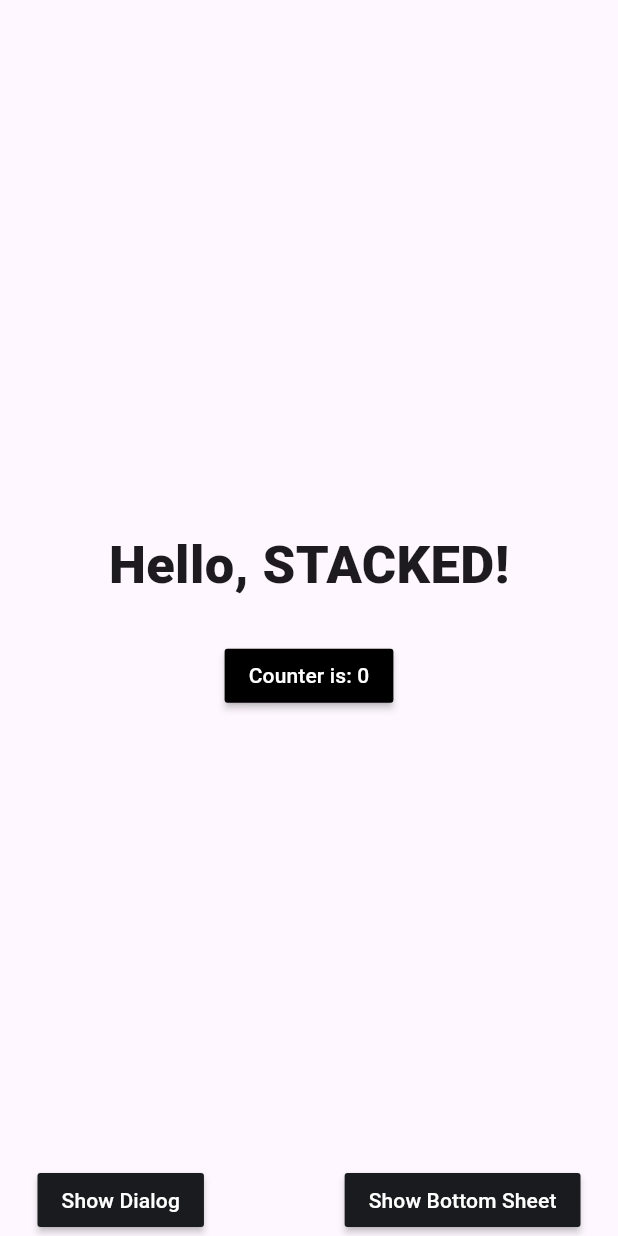
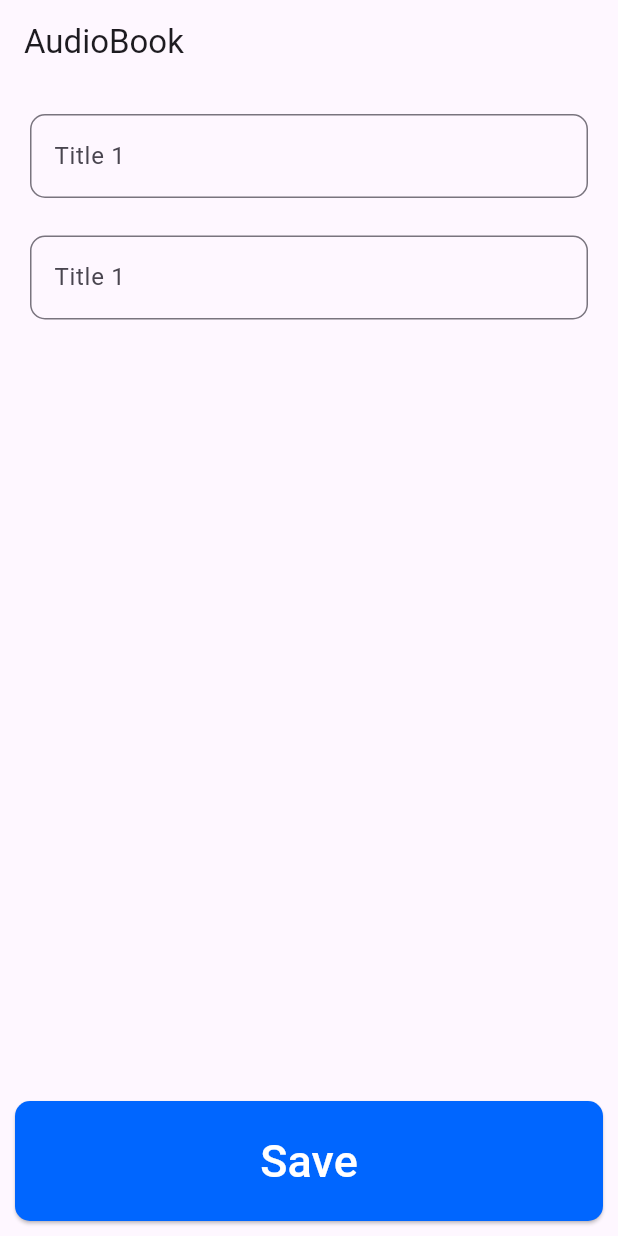
Before and after one commit to bhojrajmishra/AudioTool-App, a Flutter app: the screen it shows after launch, on a phone screen of 412 x 824 dp. Run offline on Flutter 3.47's test engine with Material 3 defaults, Android fonts, the light colour scheme and no system bars; our stand-ins replace stacked, stacked_services, stacked_shared.

Commit message:
feat: add textfield and add button

```diff
--- a/lib/app/app.dart
+++ b/lib/app/app.dart
@@ -1,16 +1,16 @@
 import 'package:audiobook_record/ui/bottom_sheets/notice/notice_sheet.dart';
 import 'package:audiobook_record/ui/dialogs/info_alert/info_alert_dialog.dart';
-import 'package:audiobook_record/ui/views/home/home_view.dart';
 import 'package:audiobook_record/ui/views/startup/startup_view.dart';
 import 'package:stacked/stacked_annotations.dart';
 import 'package:stacked_services/stacked_services.dart';
+import 'package:audiobook_record/ui/views/home/home_view.dart';
 // @stacked-import
 
 @StackedApp(
   routes: [
+    MaterialRoute(page: StartupView),
     MaterialRoute(page: HomeView),
-    MaterialRoute(page: StartupView),
-    // @stacked-route
+// @stacked-route
   ],
   dependencies: [
     LazySingleton(classType: BottomSheetService),
--- a/lib/app/app.router.dart
+++ b/lib/app/app.router.dart
@@ -5,46 +5,46 @@
 // **************************************************************************
 
 // ignore_for_file: no_leading_underscores_for_library_prefixes
-import 'package:audiobook_record/ui/views/home/home_view.dart' as _i2;
-import 'package:audiobook_record/ui/views/startup/startup_view.dart' as _i3;
+import 'package:audiobook_record/ui/views/home/home_view.dart' as _i3;
+import 'package:audiobook_record/ui/views/startup/startup_view.dart' as _i2;
 import 'package:flutter/material.dart' as _i4;
 import 'package:flutter/material.dart';
 import 'package:stacked/stacked.dart' as _i1;
 import 'package:stacked_services/stacked_services.dart' as _i5;
 
 class Routes {
+  static const startupView = '/startup-view';
+
   static const homeView = '/home-view';
 
-  static const startupView = '/startup-view';
-
   static const all = <String>{
+    startupView,
     homeView,
-    startupView,
   };
 }
 
 class StackedRouter extends _i1.RouterBase {
   final _routes = <_i1.RouteDef>[
     _i1.RouteDef(
-      Routes.homeView,
-      page: _i2.HomeView,
+      Routes.startupView,
+      page: _i2.StartupView,
     ),
     _i1.RouteDef(
-      Routes.startupView,
-      page: _i3.StartupView,
+      Routes.homeView,
+      page: _i3.HomeView,
     ),
   ];
 
   final _pagesMap = <Type, _i1.StackedRouteFactory>{
-    _i2.HomeView: (data) {
+    _i2.StartupView: (data) {
       return _i4.MaterialPageRoute<dynamic>(
-        builder: (context) => const _i2.HomeView(),
+        builder: (context) => const _i2.StartupView(),
         settings: data,
       );
     },
-    _i3.StartupView: (data) {
+    _i3.HomeView: (data) {
       return _i4.MaterialPageRoute<dynamic>(
-        builder: (context) => const _i3.StartupView(),
+        builder: (context) => const _i3.HomeView(),
         settings: data,
       );
     },
@@ -58,6 +58,20 @@ class StackedRouter extends _i1.RouterBase {
 }
 
 extension NavigatorStateExtension on _i5.NavigationService {
+  Future<dynamic> navigateToStartupView([
+    int? routerId,
+    bool preventDuplicates = true,
+    Map<String, String>? parameters,
+    Widget Function(BuildContext, Animation<double>, Animation<double>, Widget)?
+        transition,
+  ]) async {
+    return navigateTo<dynamic>(Routes.startupView,
+        id: routerId,
+        preventDuplicates: preventDuplicates,
+        parameters: parameters,
+        transition: transition);
+  }
+
   Future<dynamic> navigateToHomeView([
     int? routerId,
     bool preventDuplicates = true,
@@ -72,14 +86,14 @@ extension NavigatorStateExtension on _i5.NavigationService {
         transition: transition);
   }
 
-  Future<dynamic> navigateToStartupView([
+  Future<dynamic> replaceWithStartupView([
     int? routerId,
     bool preventDuplicates = true,
     Map<String, String>? parameters,
     Widget Function(BuildContext, Animation<double>, Animation<double>, Widget)?
         transition,
   ]) async {
-    return navigateTo<dynamic>(Routes.startupView,
+    return replaceWith<dynamic>(Routes.startupView,
         id: routerId,
         preventDuplicates: preventDuplicates,
         parameters: parameters,
@@ -99,18 +113,4 @@ extension NavigatorStateExtension on _i5.NavigationService {
         parameters: parameters,
         transition: transition);
   }
-
-  Future<dynamic> replaceWithStartupView([
-    int? routerId,
-    bool preventDuplicates = true,
-    Map<String, String>? parameters,
-    Widget Function(BuildContext, Animation<double>, Animation<double>, Widget)?
-        transition,
-  ]) async {
-    return replaceWith<dynamic>(Routes.startupView,
-        id: routerId,
-        preventDuplicates: preventDuplicates,
-        parameters: parameters,
-        transition: transition);
-  }
 }
--- /dev/null
+++ b/lib/base/utils/helpers.dart
@@ -0,0 +1,11 @@
+import 'package:flutter/material.dart';
+
+class Helpers {
+  static getScreenWidth(BuildContext context) {
+    return MediaQuery.of(context).size.width;
+  }
+
+  static getScreenHeight(BuildContext context) {
+    return MediaQuery.of(context).size.height;
+  }
+}
--- a/lib/ui/common/app_colors.dart
+++ b/lib/ui/common/app_colors.dart
@@ -1,6 +1,8 @@
 import 'package:flutter/material.dart';
 
-const Color kcPrimaryColor = Color(0xFF9600FF);
+const Color kcPrimaryColor = Color(0xff0066FF);
+const Color kcPrimaryTextColor = Color.fromARGB(255, 13, 13, 13);
+
 const Color kcPrimaryColorDark = Color(0xFF300151);
 const Color kcDarkGreyColor = Color(0xFF1A1B1E);
 const Color kcMediumGrey = Color(0xFF474A54);
--- a/lib/ui/views/home/home_view.dart
+++ b/lib/ui/views/home/home_view.dart
@@ -1,10 +1,16 @@
+import 'package:audiobook_record/ui/common/ui_helpers.dart';
+import 'package:audiobook_record/widget/primary_button.dart';
+import 'package:audiobook_record/widget/primary_text_field.dart';
 import 'package:flutter/material.dart';
 import 'package:stacked/stacked.dart';
-import 'package:audiobook_record/ui/common/app_colors.dart';
-import 'package:audiobook_record/ui/common/ui_helpers.dart';
+import 'package:stacked/stacked_annotations.dart';
 
 import 'home_viewmodel.dart';
 
+@FormView(fields: [
+  FormTextField(name: 'title1'),
+  FormTextField(name: 'title2'),
+])
 class HomeView extends StackedView<HomeViewModel> {
   const HomeView({Key? key}) : super(key: key);
 
@@ -15,66 +21,34 @@ class HomeView extends StackedView<HomeViewModel> {
     Widget? child,
   ) {
     return Scaffold(
-      body: SafeArea(
-        child: Padding(
-          padding: const EdgeInsets.symmetric(horizontal: 25.0),
-          child: Center(
+        backgroundColor: Theme.of(context).colorScheme.surface,
+        body: Scaffold(
+          appBar: AppBar(
+            title: const Text("AudioBook"),
+          ),
+          body: const Padding(
+            padding: EdgeInsets.all(20.0),
+            child: SingleChildScrollView(
+              /// TextField
               child: Column(
-              mainAxisSize: MainAxisSize.max,
-              mainAxisAlignment: MainAxisAlignment.spaceBetween,
                 children: [
-                verticalSpaceLarge,
-                Column(
-                  children: [
-                    const Text(
-                      'Hello, STACKED!',
-                      style: TextStyle(
-                        fontSize: 35,
-                        fontWeight: FontWeight.w900,
-                      ),
-                    ),
+                  PrimaryTextField(),
                   verticalSpaceMedium,
-                    MaterialButton(
-                      color: Colors.black,
-                      onPressed: viewModel.incrementCounter,
-                      child: Text(
-                        viewModel.counterLabel,
-                        style: const TextStyle(color: Colors.white),
-                      ),
-                    ),
-                  ],
-                ),
-                Row(
-                  mainAxisAlignment: MainAxisAlignment.spaceBetween,
-                  children: [
-                    MaterialButton(
-                      color: kcDarkGreyColor,
-                      onPressed: viewModel.showDialog,
-                      child: const Text(
-                        'Show Dialog',
-                        style: TextStyle(
-                          color: Colors.white,
-                        ),
-                      ),
-                    ),
-                    MaterialButton(
-                      color: kcDarkGreyColor,
-                      onPressed: viewModel.showBottomSheet,
-                      child: const Text(
-                        'Show Bottom Sheet',
-                        style: TextStyle(
-                          color: Colors.white,
-                        ),
-                      ),
-                    ),
-                  ],
-                )
+                  PrimaryTextField(),
                 ],
               ),
             ),
           ),
+
+          /// Button
+          bottomNavigationBar: const SizedBox(
+            height: 100,
+            child: Padding(
+              padding: EdgeInsets.all(10.0),
+              child: PrimaryButton(),
             ),
-    );
+          ),
+        ));
   }
 
   @override
--- a/lib/ui/views/home/home_viewmodel.dart
+++ b/lib/ui/views/home/home_viewmodel.dart
@@ -1,36 +1,3 @@
-import 'package:audiobook_record/app/app.bottomsheets.dart';
-import 'package:audiobook_record/app/app.dialogs.dart';
-import 'package:audiobook_record/app/app.locator.dart';
-import 'package:audiobook_record/ui/common/app_strings.dart';
 import 'package:stacked/stacked.dart';
-import 'package:stacked_services/stacked_services.dart';
 
-class HomeViewModel extends BaseViewModel {
-  final _dialogService = locator<DialogService>();
-  final _bottomSheetService = locator<BottomSheetService>();
-
-  String get counterLabel => 'Counter is: $_counter';
-
-  int _counter = 0;
-
-  void incrementCounter() {
-    _counter++;
-    rebuildUi();
-  }
-
-  void showDialog() {
-    _dialogService.showCustomDialog(
-      variant: DialogType.infoAlert,
-      title: 'Stacked Rocks!',
-      description: 'Give stacked $_counter stars on Github',
-    );
-  }
-
-  void showBottomSheet() {
-    _bottomSheetService.showCustomSheet(
-      variant: BottomSheetType.notice,
-      title: ksHomeBottomSheetTitle,
-      description: ksHomeBottomSheetDescription,
-    );
-  }
-}
+class HomeViewModel extends BaseViewModel {}
--- a/lib/ui/views/startup/startup_viewmodel.dart
+++ b/lib/ui/views/startup/startup_viewmodel.dart
@@ -8,7 +8,7 @@ class StartupViewModel extends BaseViewModel {
 
   // Place anything here that needs to happen before we get into the application
   Future runStartupLogic() async {
-    await Future.delayed(const Duration(seconds: 3));
+    await Future.delayed(const Duration(milliseconds: 200));
 
     // This is where you can make decisions on where your app should navigate when
     // you have custom startup logic
--- /dev/null
+++ b/lib/widget/primary_button.dart
@@ -0,0 +1,27 @@
+import 'package:audiobook_record/base/utils/helpers.dart';
+import 'package:audiobook_record/ui/common/app_colors.dart';
+import 'package:flutter/material.dart';
+
+class PrimaryButton extends StatelessWidget {
+  const PrimaryButton({
+    super.key,
+  });
+
+  @override
+  Widget build(BuildContext context) {
+    return ElevatedButton(
+        style: ButtonStyle(
+          shape: WidgetStateProperty.all(RoundedRectangleBorder(
+            borderRadius: BorderRadius.circular(10),
+          )),
+          fixedSize: WidgetStateProperty.all(
+              Size(Helpers.getScreenWidth(context) * 0.3, 100)),
+          backgroundColor: WidgetStateProperty.all(kcPrimaryColor),
+        ),
+        onPressed: () {},
+        child: const Text(
+          "Save",
+          style: TextStyle(color: Colors.white, fontSize: 30),
+        ));
+  }
+}
--- /dev/null
+++ b/lib/widget/primary_text_field.dart
@@ -0,0 +1,16 @@
+import 'package:flutter/material.dart';
+
+class PrimaryTextField extends StatelessWidget {
+  const PrimaryTextField({
+    super.key,
+  });
+
+  @override
+  Widget build(BuildContext context) {
+    return TextField(
+        decoration: InputDecoration(
+      labelText: 'Title 1',
+      border: OutlineInputBorder(borderRadius: BorderRadius.circular(10)),
+    ));
+  }
+}
```
Also changed, not shown: lib/ui/views/home/home_view.form.dart (added, +205 -0 lines), 1 other file. Lines whose indentation alone changed are shown as unchanged.
